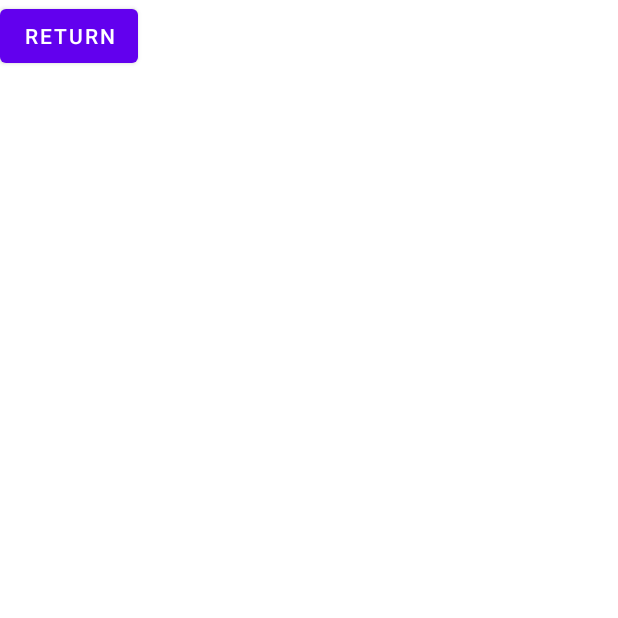
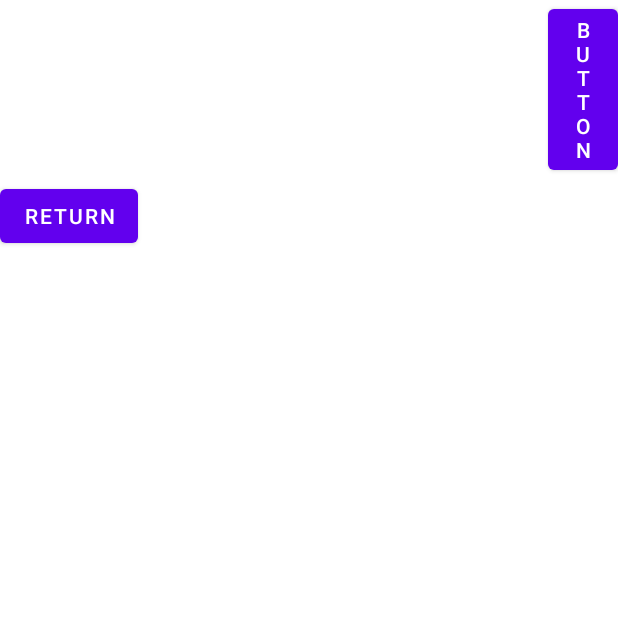
Before and after one commit to Thembanator1/MCCourseForum, an Android app: the AnswersDisplay screen opened directly, with no data from a screen before it, on a phone screen of 412 x 824 dp, the top half of it. Run offline under Robolectric (Android 15) with nearby library versions, the phone set to English and light mode, and no system bars.

Commit message:
normalButtons

```diff
--- a/app/src/main/java/com/example/mccourseforum/Login.java
+++ b/app/src/main/java/com/example/mccourseforum/Login.java
@@ -75,4 +75,9 @@ public class Login extends AppCompatActivity {
         startActivity(intent);
     }
 
+    public void goS(View v){
+        Intent i = new Intent(this, Signup.class);
+        startActivity(i);
+    }
+
 }
--- a/app/src/main/java/com/example/mccourseforum/PostAnswer.java
+++ b/app/src/main/java/com/example/mccourseforum/PostAnswer.java
@@ -162,7 +162,7 @@ public class PostAnswer extends AppCompatActivity {
             al.populate(jo);
             String ansID = al.ansID;
             if(i % 2==0){
-                al.setBackgroundColor(Color.parseColor("#EEEEFF"));
+                al.setBackgroundColor(Color.parseColor("#FF0000"));
             }
             al.up.setOnClickListener(new View.OnClickListener() {
                 @Override
--- a/app/src/main/res/layout/activity_answers_display.xml
+++ b/app/src/main/res/layout/activity_answers_display.xml
@@ -7,27 +7,34 @@
     android:orientation="vertical"
     tools:context=".AnswersDisplay">
 
+    <LinearLayout
+        android:layout_width="match_parent"
+        android:layout_height="120dp"
+        android:orientation="horizontal">
+
+        <LinearLayout
+            android:layout_width="166dp"
+            android:layout_height="46dp"
+            android:orientation="vertical"></LinearLayout>
+
+        <LinearLayout
+            android:layout_width="199dp"
+            android:layout_height="44dp"
+            android:layout_gravity="right"
+            android:orientation="vertical"></LinearLayout>
+
+        <Button
+            android:id="@+id/button"
+            android:layout_width="match_parent"
+            android:layout_height="wrap_content"
+            android:layout_weight="1"
+            android:text="Button" />
+    </LinearLayout>
+
     <Button
         android:id="@+id/button4"
         android:layout_width="wrap_content"
         android:layout_height="wrap_content"
         android:onClick="ret"
         android:text="return" />
-
-    <LinearLayout
-        android:layout_width="match_parent"
-        android:layout_height="match_parent"
-        android:orientation="horizontal">
-
-        <LinearLayout
-            android:layout_width="260dp"
-            android:layout_height="97dp"
-            android:orientation="vertical"></LinearLayout>
-
-        <LinearLayout
-            android:layout_width="match_parent"
-            android:layout_height="97dp"
-            android:layout_gravity="right"
-            android:orientation="vertical"></LinearLayout>
-    </LinearLayout>
 </LinearLayout>
```
Also changed, not shown: app/src/main/java/com/example/mccourseforum/answersLayout.java (+16 -14 lines).
